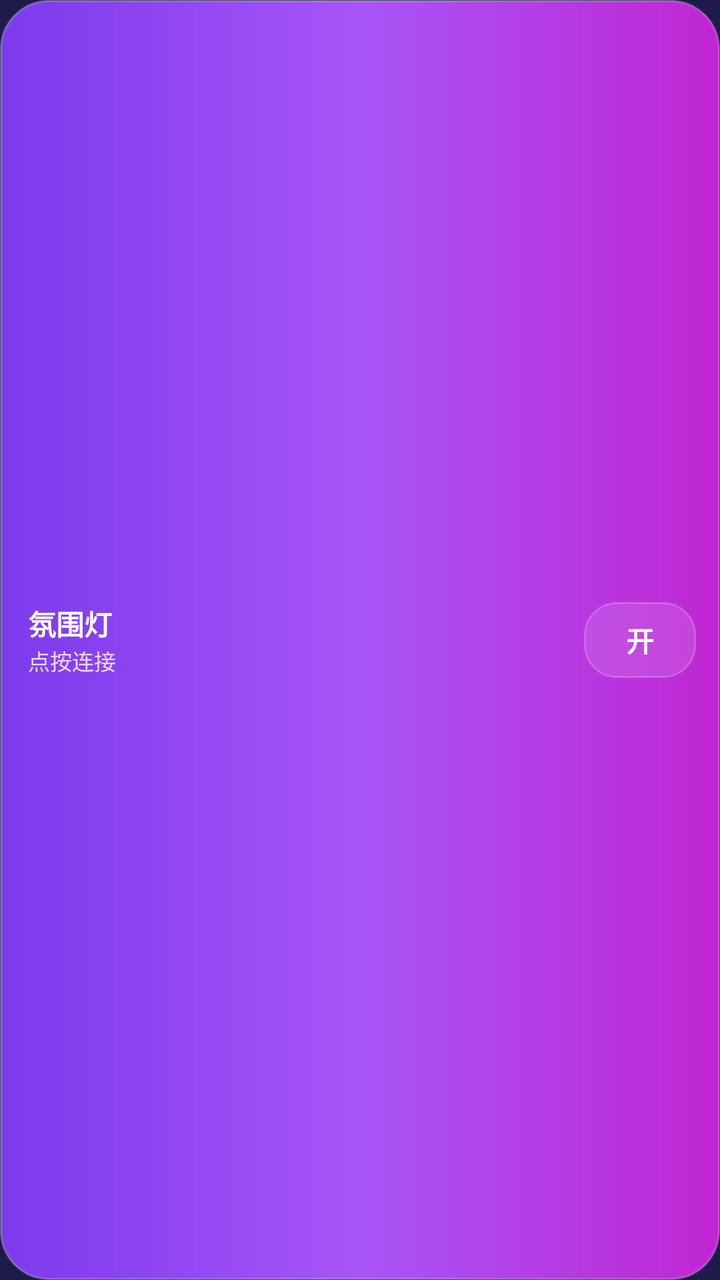
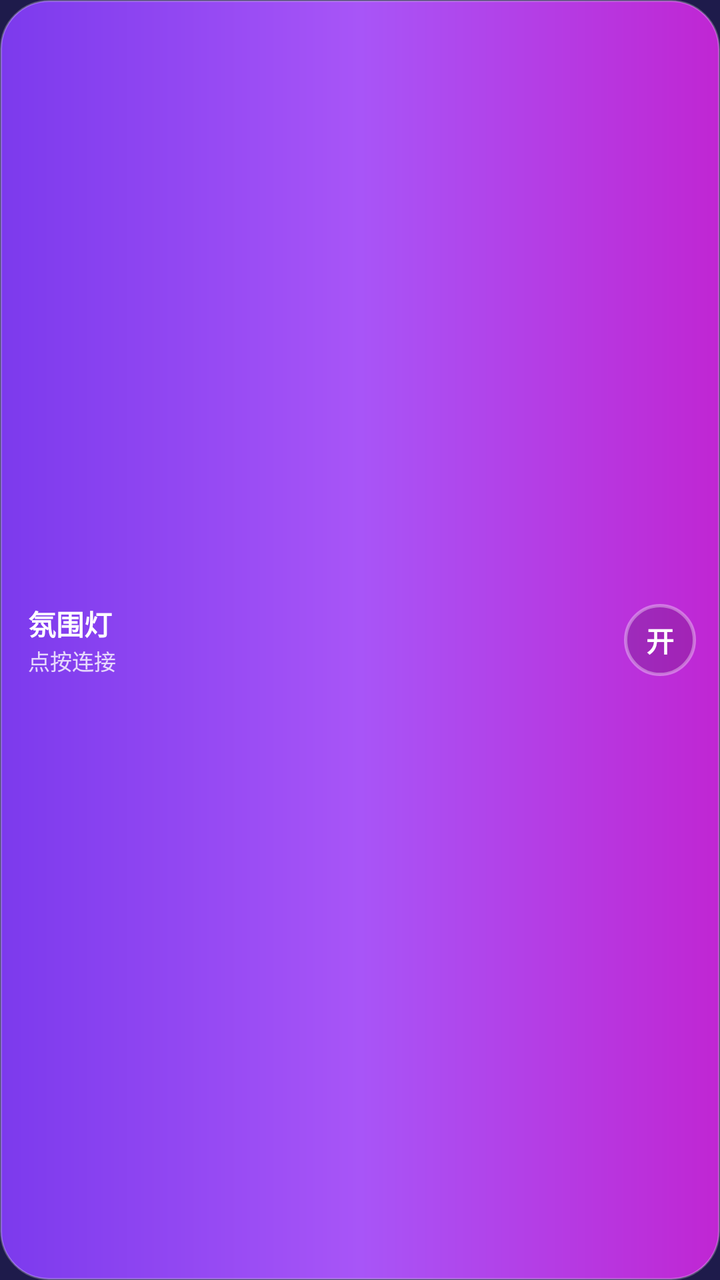

An Android layout rendered at two revisions. The XML below is the earlier revision; the diff shows what the commit changed to produce the second picture.
<!-- AndroidManifest.xml: application theme Theme.AmbientLamp -->
<!-- res/layout/widget_small.xml -->
<?xml version="1.0" encoding="utf-8"?>
<LinearLayout xmlns:android="http://schemas.android.com/apk/res/android"
    android:id="@+id/widget_root"
    android:layout_width="match_parent"
    android:layout_height="match_parent"
    android:background="@drawable/widget_bg"
    android:gravity="center_vertical"
    android:orientation="horizontal"
    android:paddingStart="14dp"
    android:paddingEnd="12dp">

    <LinearLayout
        android:layout_width="0dp"
        android:layout_height="wrap_content"
        android:layout_weight="1"
        android:orientation="vertical">

        <TextView
            android:id="@+id/widget_title"
            android:layout_width="match_parent"
            android:layout_height="wrap_content"
            android:maxLines="1"
            android:text="@string/widget_title"
            android:textColor="#FFFFFFFF"
            android:textSize="14sp"
            android:textStyle="bold" />

        <TextView
            android:id="@+id/widget_state"
            android:layout_width="match_parent"
            android:layout_height="wrap_content"
            android:maxLines="1"
            android:text="@string/widget_state_connect"
            android:textColor="#CCFFFFFF"
            android:textSize="11sp" />
    </LinearLayout>

    <TextView
        android:id="@+id/widget_power"
        android:layout_width="wrap_content"
        android:layout_height="38dp"
        android:background="@drawable/widget_pill"
        android:gravity="center"
        android:minWidth="56dp"
        android:paddingStart="12dp"
        android:paddingEnd="12dp"
        android:text="@string/widget_on"
        android:textColor="#FFFFFFFF"
        android:textSize="14sp"
        android:textStyle="bold" />
</LinearLayout>
<!-- resources referenced by this layout -->
<resources>
  <!-- drawable widget_bg (drawable) -->
  <?xml version="1.0" encoding="utf-8"?>
  <shape xmlns:android="http://schemas.android.com/apk/res/android"
      android:shape="rectangle">
      <gradient
          android:angle="0"
          android:startColor="#7C3AED"
          android:centerColor="#A855F7"
          android:endColor="#C026D3"
          android:type="linear" />
      <corners android:radius="24dp" />
      <stroke
          android:width="1dp"
          android:color="#40FFFFFF" />
  </shape>
  <!-- drawable widget_pill (drawable) -->
  <?xml version="1.0" encoding="utf-8"?>
  <shape xmlns:android="http://schemas.android.com/apk/res/android"
      android:shape="rectangle">
      <solid android:color="#1FFFFFFF" />
      <corners android:radius="16dp" />
      <stroke
          android:width="1dp"
          android:color="#33FFFFFF" />
  </shape>
  <string name="widget_on">开</string>
  <string name="widget_state_connect">点按连接</string>
  <string name="widget_title">氛围灯</string>
  <style name="Theme.AmbientLamp" parent="android:Theme.Material.NoActionBar">
          <item name="android:windowBackground">#FF1E1B4B</item>
          <item name="android:colorBackground">#FF1E1B4B</item>
          <item name="android:statusBarColor">#FF1E1B4B</item>
          <item name="android:navigationBarColor">#FF020617</item>
      </style>
</resources>

<!-- the commit's change to res/layout/widget_small.xml (unified diff, before → after) -->
@@ -7,6 +7,8 @@
     android:gravity="center_vertical"
     android:orientation="horizontal"
     android:paddingStart="14dp"
+    android:paddingTop="6dp"
+    android:paddingBottom="6dp"
     android:paddingEnd="12dp">
 
     <LinearLayout
@@ -37,13 +39,10 @@
 
     <TextView
         android:id="@+id/widget_power"
-        android:layout_width="wrap_content"
-        android:layout_height="38dp"
-        android:background="@drawable/widget_pill"
+        android:layout_width="36dp"
+        android:layout_height="36dp"
+        android:background="@drawable/widget_circle_off"
         android:gravity="center"
-        android:minWidth="56dp"
-        android:paddingStart="12dp"
-        android:paddingEnd="12dp"
         android:text="@string/widget_on"
         android:textColor="#FFFFFFFF"
         android:textSize="14sp"
<!-- resource entries referenced after the edit -->
@@ -15,15 +15,14 @@
           android:width="1dp"
           android:color="#40FFFFFF" />
   </shape>
-  <!-- drawable widget_pill (drawable) -->
+  <!-- drawable widget_circle_off (drawable) -->
   <?xml version="1.0" encoding="utf-8"?>
   <shape xmlns:android="http://schemas.android.com/apk/res/android"
-      android:shape="rectangle">
-      <solid android:color="#1FFFFFFF" />
-      <corners android:radius="16dp" />
+      android:shape="oval">
+      <solid android:color="#26000000" />
       <stroke
-          android:width="1dp"
-          android:color="#33FFFFFF" />
+          android:width="1.5dp"
+          android:color="#59FFFFFF" />
   </shape>
   <string name="widget_on">开</string>
   <string name="widget_state_connect">点按连接</string>
